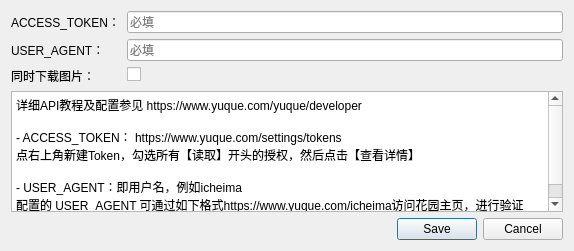
Qt form ui/settings_dialog.ui (PoplarTang/YuQueBackup) before a commit.
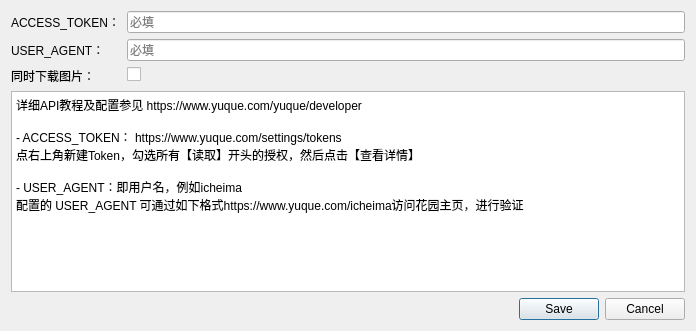
The same form after that commit.

```diff
--- a/ui/settings_dialog.ui
+++ b/ui/settings_dialog.ui
@@ -6,8 +6,8 @@
    <rect>
     <x>0</x>
     <y>0</y>
-    <width>574</width>
-    <height>251</height>
+    <width>696</width>
+    <height>331</height>
    </rect>
   </property>
   <property name="windowTitle">
```
